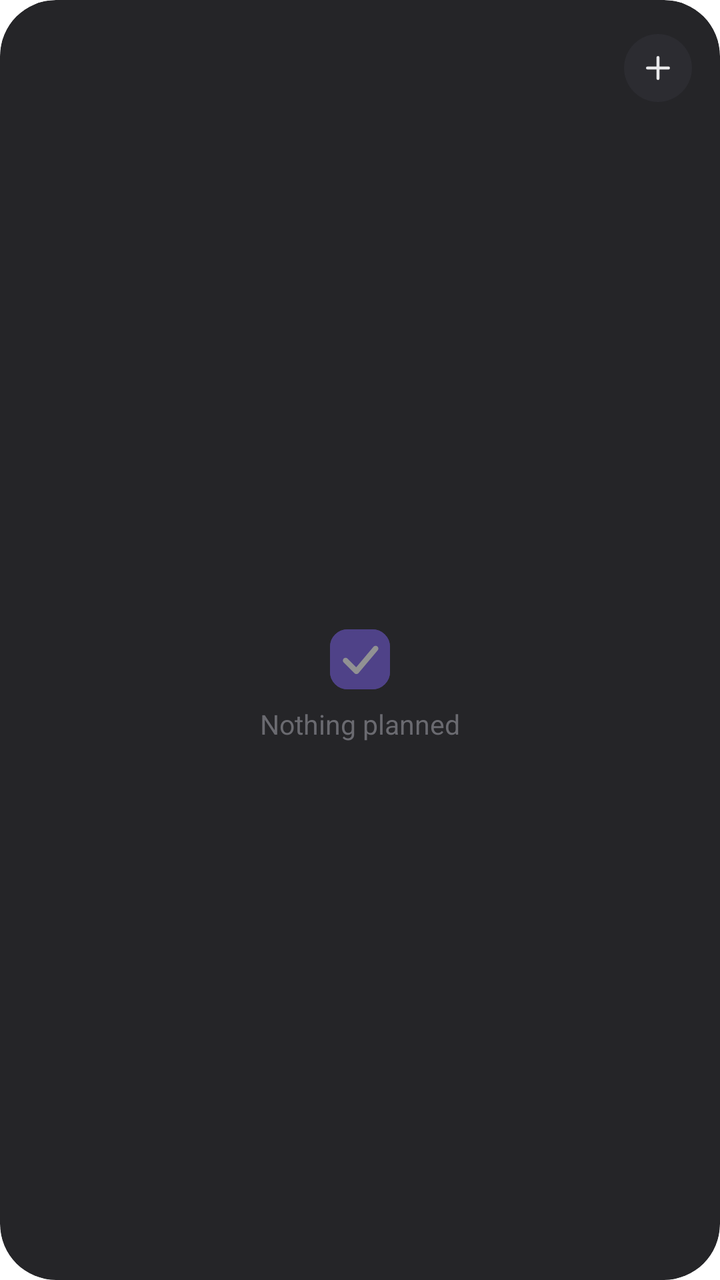
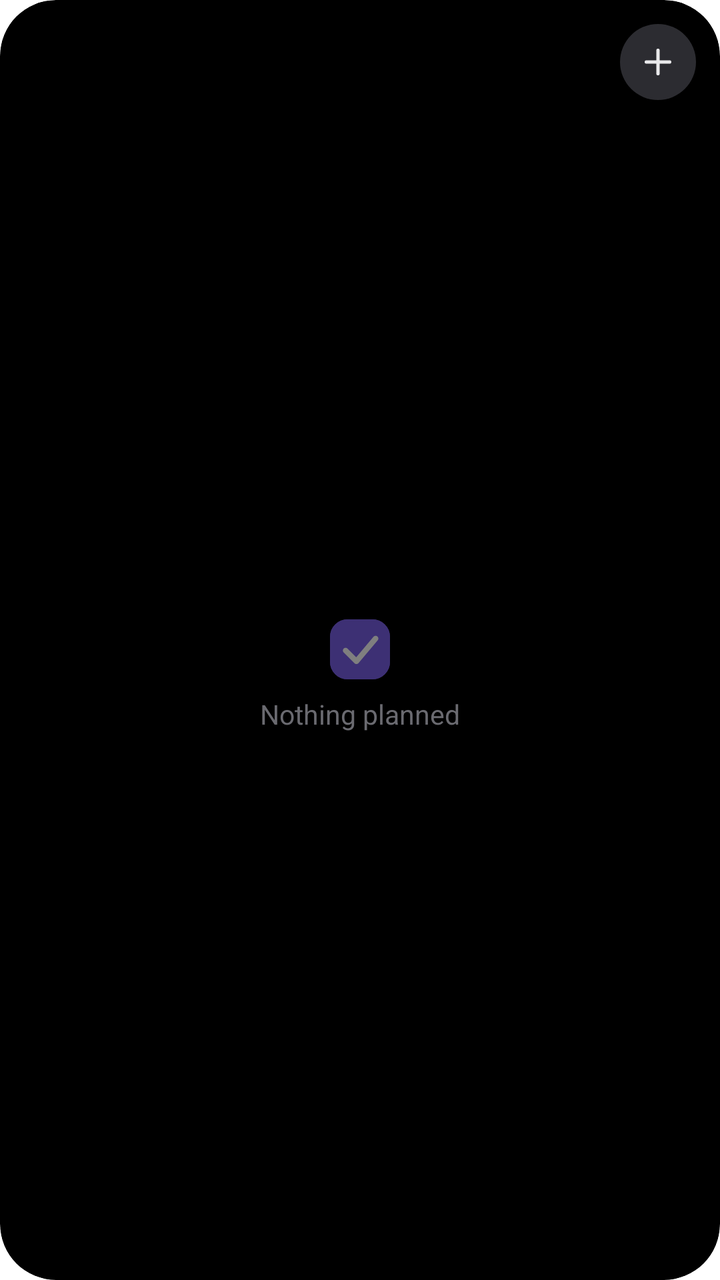

An Android layout rendered at two revisions. The XML below is the earlier revision; the diff shows what the commit changed to produce the second picture.
<!-- AndroidManifest.xml: fallback theme Theme.MaterialComponents.DayNight.NoActionBar -->
<!-- res/layout/widget_today.xml -->
<?xml version="1.0" encoding="utf-8"?>
<LinearLayout xmlns:android="http://schemas.android.com/apk/res/android"
    android:id="@+id/widget_root"
    android:layout_width="match_parent"
    android:layout_height="match_parent"
    android:background="@drawable/widget_background"
    android:clipToOutline="true"
    android:orientation="vertical"
    android:paddingStart="12dp"
    android:paddingTop="14dp"
    android:paddingEnd="12dp">

    <LinearLayout
        android:id="@+id/widget_header"
        android:layout_width="match_parent"
        android:layout_height="wrap_content"
        android:gravity="center_vertical"
        android:orientation="horizontal"
        android:paddingStart="6dp"
        android:paddingEnd="2dp"
        android:paddingBottom="6dp">

        <TextView
            android:id="@+id/widget_day"
            android:layout_width="wrap_content"
            android:layout_height="wrap_content"
            android:fontFamily="sans-serif-medium"
            android:includeFontPadding="false"
            android:letterSpacing="-0.03"
            android:textColor="#FFE9E9EB"
            android:textSize="34sp"/>

        <LinearLayout
            android:layout_width="0dp"
            android:layout_height="wrap_content"
            android:layout_marginStart="10dp"
            android:layout_weight="1"
            android:orientation="vertical">

            <TextView
                android:id="@+id/widget_weekday"
                android:layout_width="wrap_content"
                android:layout_height="wrap_content"
                android:fontFamily="sans-serif-medium"
                android:maxLines="1"
                android:textColor="#FFE9E9EB"
                android:textSize="15sp"/>

            <TextView
                android:id="@+id/widget_date"
                android:layout_width="wrap_content"
                android:layout_height="wrap_content"
                android:maxLines="1"
                android:textColor="#FF9B9BA1"
                android:textSize="12.5sp"/>
        </LinearLayout>

        <ImageView
            android:id="@+id/widget_add"
            android:layout_width="34dp"
            android:layout_height="34dp"
            android:background="@drawable/widget_add_ground"
            android:contentDescription="@string/widget_new_task"
            android:padding="8dp"
            android:src="@drawable/widget_add"/>
    </LinearLayout>

    <FrameLayout
        android:layout_width="match_parent"
        android:layout_height="0dp"
        android:layout_weight="1">

        <ListView
            android:id="@+id/widget_list"
            android:layout_width="match_parent"
            android:layout_height="match_parent"
            android:clipToPadding="false"
            android:divider="@null"
            android:dividerHeight="0dp"
            android:fadingEdgeLength="28dp"
            android:paddingBottom="12dp"
            android:requiresFadingEdge="vertical"
            android:scrollbars="none"/>

        <LinearLayout
            android:id="@+id/widget_empty"
            android:layout_width="match_parent"
            android:layout_height="match_parent"
            android:gravity="center"
            android:orientation="vertical"
            android:paddingBottom="14dp">

            <ImageView
                android:layout_width="30dp"
                android:layout_height="30dp"
                android:alpha="0.5"
                android:src="@drawable/widget_tick_violet_on"/>

            <TextView
                android:id="@+id/widget_empty_text"
                android:layout_width="wrap_content"
                android:layout_height="wrap_content"
                android:layout_marginTop="8dp"
                android:text="@string/widget_nothing"
                android:textColor="#FF6A6A70"
                android:textSize="13.5sp"/>
        </LinearLayout>
    </FrameLayout>
</LinearLayout>
<!-- resources referenced by this layout -->
<resources>
  <!-- drawable widget_add (drawable) -->
  <?xml version="1.0" encoding="utf-8"?>
  <vector xmlns:android="http://schemas.android.com/apk/res/android"
      android:width="24dp"
      android:height="24dp"
      android:viewportWidth="24"
      android:viewportHeight="24">
      <path
          android:pathData="M12,5 L12,19 M5,12 L19,12"
          android:strokeColor="#FFE9E9EB"
          android:strokeWidth="2"
          android:strokeLineCap="round"/>
  </vector>
  <!-- drawable widget_add_ground (drawable) -->
  <?xml version="1.0" encoding="utf-8"?>
  <shape xmlns:android="http://schemas.android.com/apk/res/android" android:shape="oval">
      <solid android:color="#FF2C2C31"/>
  </shape>
  <!-- drawable widget_background (drawable) -->
  <?xml version="1.0" encoding="utf-8"?>
  <shape xmlns:android="http://schemas.android.com/apk/res/android" android:shape="rectangle">
      <solid android:color="#F21A1A1D"/>
      <corners android:radius="@dimen/widget_radius"/>
  </shape>
  <!-- drawable widget_tick_violet_on (drawable) -->
  <?xml version="1.0" encoding="utf-8"?>
  <vector xmlns:android="http://schemas.android.com/apk/res/android"
      android:width="24dp"
      android:height="24dp"
      android:viewportWidth="24"
      android:viewportHeight="24">
      <path
          android:name="outline"
          android:pathData="M7,0.9 H17 A6.1,6.1 0 0 1 23.1,7 V17 A6.1,6.1 0 0 1 17,23.1 H7 A6.1,6.1 0 0 1 0.9,17 V7 A6.1,6.1 0 0 1 7,0.9 Z"
          android:strokeColor="#7B61E8"
          android:strokeWidth="1.8"/>
      <group
          android:name="fill"
          android:pivotX="12"
          android:pivotY="12"
          android:scaleX="1"
          android:scaleY="1">
          <path
              android:name="box"
              android:pathData="M7,0 H17 A7,7 0 0 1 24,7 V17 A7,7 0 0 1 17,24 H7 A7,7 0 0 1 0,17 V7 A7,7 0 0 1 7,0 Z"
              android:fillColor="#7B61E8"/>
      </group>
      <path
          android:name="check"
          android:pathData="M6.24,12.48 L10.56,16.8 L18.24,7.68"
          android:strokeColor="#FFFFFFFF"
          android:strokeWidth="2.2"
          android:strokeLineCap="round"
          android:strokeLineJoin="round"
          android:trimPathEnd="1"/>
  </vector>
  <string name="widget_new_task">New task</string>
  <string name="widget_nothing">Nothing planned</string>
  <dimen name="widget_radius">24dp</dimen>
</resources>

<!-- the commit's change to res/layout/widget_today.xml (unified diff, before → after) -->
@@ -7,7 +7,7 @@
     android:clipToOutline="true"
     android:orientation="vertical"
     android:paddingStart="12dp"
-    android:paddingTop="14dp"
+    android:paddingTop="12dp"
     android:paddingEnd="12dp">
 
     <LinearLayout
@@ -16,52 +16,28 @@
         android:layout_height="wrap_content"
         android:gravity="center_vertical"
         android:orientation="horizontal"
-        android:paddingStart="6dp"
-        android:paddingEnd="2dp"
-        android:paddingBottom="6dp">
+        android:paddingStart="4dp">
 
         <TextView
-            android:id="@+id/widget_day"
-            android:layout_width="wrap_content"
-            android:layout_height="wrap_content"
-            android:fontFamily="sans-serif-medium"
-            android:includeFontPadding="false"
-            android:letterSpacing="-0.03"
-            android:textColor="#FFE9E9EB"
-            android:textSize="34sp"/>
-
-        <LinearLayout
+            android:id="@+id/widget_screen"
             android:layout_width="0dp"
             android:layout_height="wrap_content"
-            android:layout_marginStart="10dp"
             android:layout_weight="1"
-            android:orientation="vertical">
+            android:ellipsize="end"
+            android:fontFamily="sans-serif"
+            android:maxLines="1"
+            android:textColor="#FFE9E9EB"
+            android:textSize="21sp"
+            android:textStyle="bold"/>
 
-            <TextView
-                android:id="@+id/widget_weekday"
-                android:layout_width="wrap_content"
-                android:layout_height="wrap_content"
-                android:fontFamily="sans-serif-medium"
-                android:maxLines="1"
-                android:textColor="#FFE9E9EB"
-                android:textSize="15sp"/>
-
-            <TextView
-                android:id="@+id/widget_date"
-                android:layout_width="wrap_content"
-                android:layout_height="wrap_content"
-                android:maxLines="1"
-                android:textColor="#FF9B9BA1"
-                android:textSize="12.5sp"/>
-        </LinearLayout>
-
+        
         <ImageView
             android:id="@+id/widget_add"
-            android:layout_width="34dp"
-            android:layout_height="34dp"
+            android:layout_width="38dp"
+            android:layout_height="38dp"
             android:background="@drawable/widget_add_ground"
             android:contentDescription="@string/widget_new_task"
-            android:padding="8dp"
+            android:padding="9dp"
             android:src="@drawable/widget_add"/>
     </LinearLayout>
 
<!-- resource entries referenced after the edit -->
@@ -21,7 +21,7 @@
   <!-- drawable widget_background (drawable) -->
   <?xml version="1.0" encoding="utf-8"?>
   <shape xmlns:android="http://schemas.android.com/apk/res/android" android:shape="rectangle">
-      <solid android:color="#F21A1A1D"/>
+      <solid android:color="#FF000000"/>
       <corners android:radius="@dimen/widget_radius"/>
   </shape>
   <!-- drawable widget_tick_violet_on (drawable) -->
@@ -36,17 +36,11 @@
           android:pathData="M7,0.9 H17 A6.1,6.1 0 0 1 23.1,7 V17 A6.1,6.1 0 0 1 17,23.1 H7 A6.1,6.1 0 0 1 0.9,17 V7 A6.1,6.1 0 0 1 7,0.9 Z"
           android:strokeColor="#7B61E8"
           android:strokeWidth="1.8"/>
-      <group
+      <path
           android:name="fill"
-          android:pivotX="12"
-          android:pivotY="12"
-          android:scaleX="1"
-          android:scaleY="1">
-          <path
-              android:name="box"
-              android:pathData="M7,0 H17 A7,7 0 0 1 24,7 V17 A7,7 0 0 1 17,24 H7 A7,7 0 0 1 0,17 V7 A7,7 0 0 1 7,0 Z"
-              android:fillColor="#7B61E8"/>
-      </group>
+          android:pathData="M7,0 H17 A7,7 0 0 1 24,7 V17 A7,7 0 0 1 17,24 H7 A7,7 0 0 1 0,17 V7 A7,7 0 0 1 7,0 Z"
+          android:fillAlpha="1"
+          android:fillColor="#7B61E8"/>
       <path
           android:name="check"
           android:pathData="M6.24,12.48 L10.56,16.8 L18.24,7.68"
